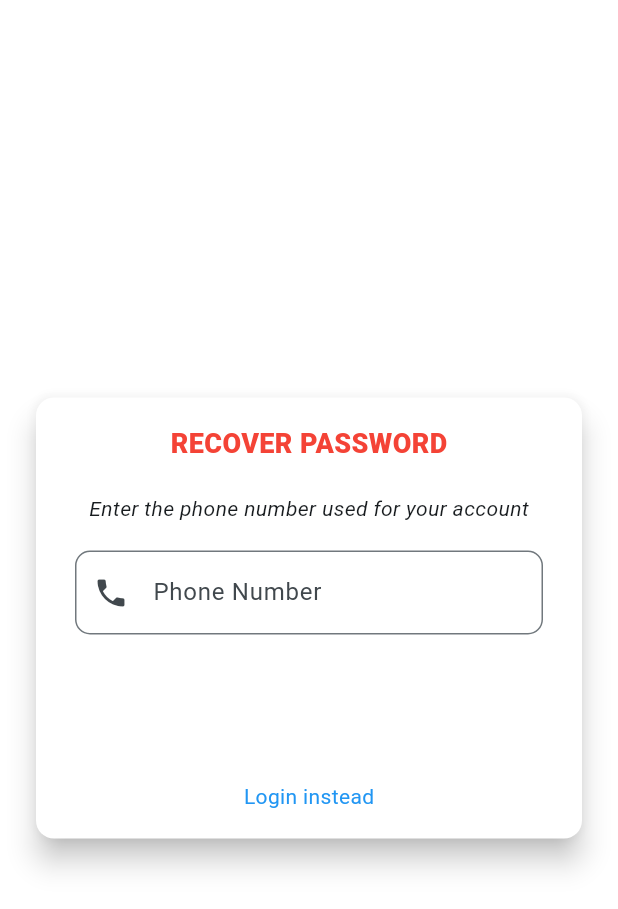
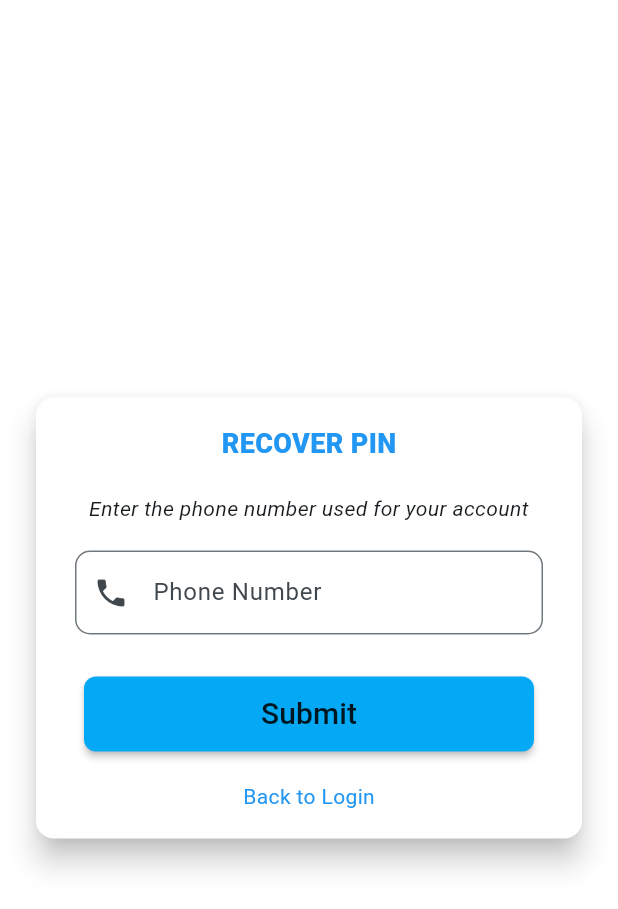
Before and after one commit to Ismail-muhammad123/A-star-data-app, a Flutter app: the ForgetPinPage screen opened by its route, on a phone screen of 412 x 824 dp. Shown: the top 909 px of the screen. Run offline on Flutter 3.47's test engine with Material 3 defaults, Android fonts, the phone set to English and light mode, and no system bars; our stand-ins replace dio, go_router, shared_preferences, webview_flutter; accounts and stored records are empty.

Commit message:
reset pin started

```diff
--- a/lib/core/app_router.dart
+++ b/lib/core/app_router.dart
@@ -27,7 +27,7 @@ final GoRouter router = GoRouter(
       '/',
       '/login',
       '/register',
-      '/forgot-password',
+      '/forgot-pin',
       '/activate-account',
       '/account-not-activated',
       // '/account-activation-success',
--- a/lib/features/auth/views/pages/forget_pin.dart
+++ b/lib/features/auth/views/pages/forget_pin.dart
@@ -13,6 +13,7 @@ class ForgetPinPage extends StatefulWidget {
 class _ForgetPinPageState extends State<ForgetPinPage> {
   final TextEditingController _phoneNumberController = TextEditingController();
   bool _isLoading = false;
+
   void _handlePinReset() async {
     if (_phoneNumberController.text.trim().isEmpty) {
       if (mounted) {
@@ -102,10 +103,10 @@ class _ForgetPinPageState extends State<ForgetPinPage> {
                         children: [
                           // SizedBox(height: 100),
                           Text(
-                            "Recover Password".toUpperCase(),
+                            "Recover PIN".toUpperCase(),
                             style: TextStyle(
                               fontSize: 18,
-                              color: Colors.red,
+                              color: Colors.blue,
                               fontWeight: FontWeight.w900,
                             ),
                           ),
@@ -113,6 +114,7 @@ class _ForgetPinPageState extends State<ForgetPinPage> {
                           Text(
                             "Enter the phone number used for your account",
                             style: TextStyle(fontStyle: FontStyle.italic),
+                            textAlign: TextAlign.center,
                           ),
                           SizedBox(height: 10),
                           Padding(
@@ -140,6 +142,7 @@ class _ForgetPinPageState extends State<ForgetPinPage> {
                             onPressed: _isLoading ? null : _handlePinReset,
                             height: 50,
                             minWidth: 300,
+                            color: Colors.lightBlue,
                             shape: RoundedRectangleBorder(
                               borderRadius: BorderRadius.circular(8),
                             ),
@@ -148,11 +151,7 @@ class _ForgetPinPageState extends State<ForgetPinPage> {
                                     ? CircularProgressIndicator()
                                     : Text(
                                       "Submit",
-                                      style: TextStyle(
-                                        color: Colors.white,
-                                        fontWeight: FontWeight.bold,
-                                        fontSize: 20,
-                                      ),
+                                      style: TextStyle(fontSize: 20),
                                     ),
                           ),
                           SizedBox(height: 20),
@@ -163,7 +162,7 @@ class _ForgetPinPageState extends State<ForgetPinPage> {
                               GestureDetector(
                                 onTap: () => context.go('/login'),
                                 child: Text(
-                                  "Login instead",
+                                  "Back to Login",
                                   style: TextStyle(color: Colors.blue),
                                 ),
                               ),
```
